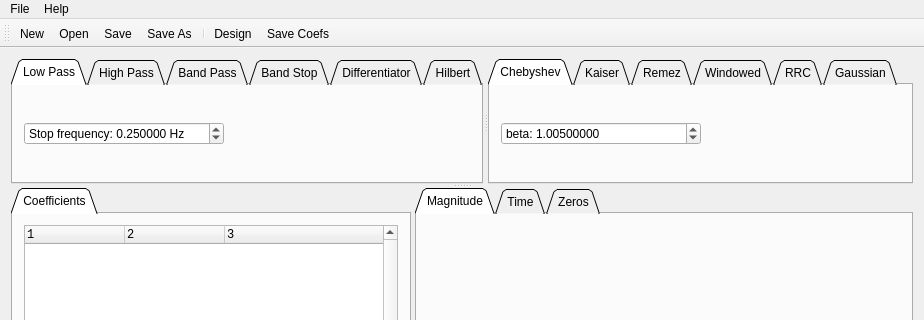
Above: mainwindow.ui from gbrault/firtool before the change; both pictures show x 0 to 924 and y 0 to 320 of the 924 by 600 pixel window. Below: the same form after it.
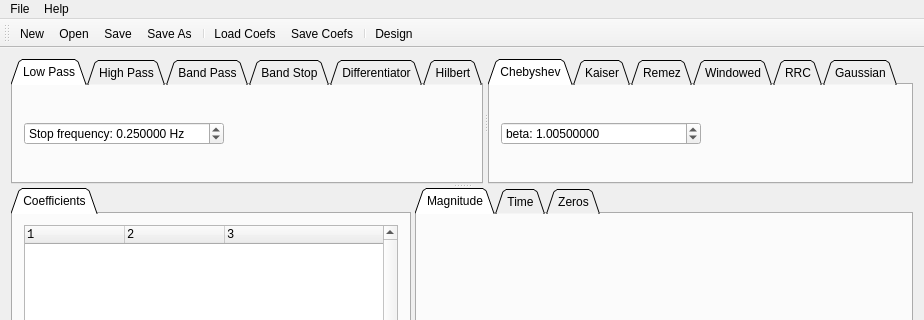
That is the form after the change. The open tabs and pages were chosen to show the change. Icons and pictures are not drawn.

What changed in the file:
```diff
--- a/mainwindow.ui
+++ b/mainwindow.ui
@@ -1290,8 +1290,10 @@
    <addaction name="actionSave"/>
    <addaction name="actionSave_As"/>
    <addaction name="separator"/>
-   <addaction name="actionDesign"/>
+   <addaction name="actionLoad_Coefs"/>
    <addaction name="actionSave_Coefs"/>
+   <addaction name="separator"/>
+   <addaction name="actionDesign"/>
   </widget>
   <widget class="QStatusBar" name="statusBar"/>
   <action name="actionNew">
@@ -1375,6 +1377,15 @@
     <string>About Qt</string>
    </property>
   </action>
+  <action name="actionLoad_Coefs">
+   <property name="icon">
+    <iconset resource="firtool.qrc">
+     <normaloff>:/new/icons/cpu_inspect.png</normaloff>:/new/icons/cpu_inspect.png</iconset>
+   </property>
+   <property name="text">
+    <string>Load Coefs</string>
+   </property>
+  </action>
  </widget>
  <layoutdefault spacing="6" margin="11"/>
  <resources>
```
Left out of the diff: 3 changed lines with no effect on the pictures.
